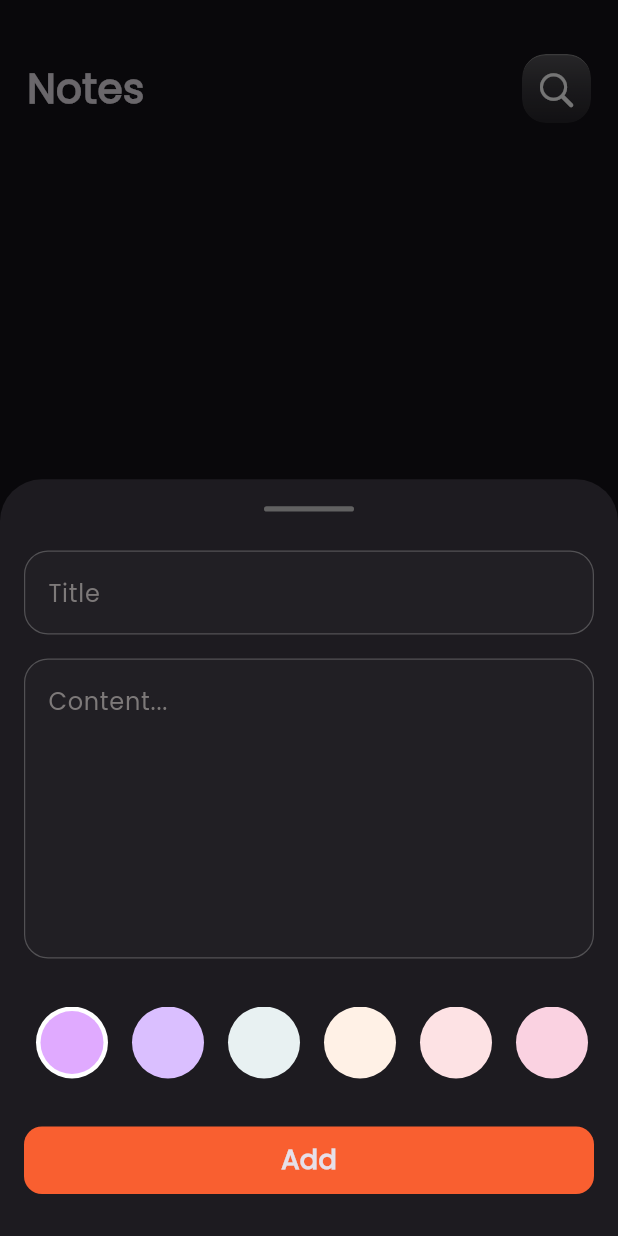
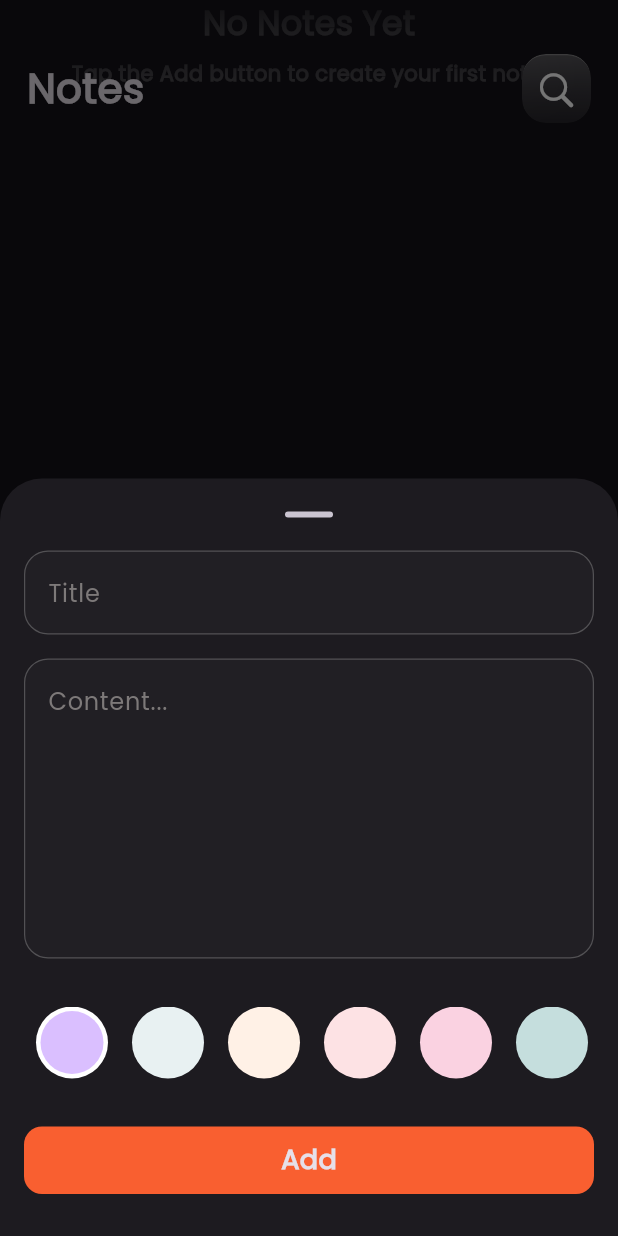
Before and after one commit to mohamedtaha910/Notely, a Flutter app: the screen it shows after launch, after a tap on the "edit note" icon, on a phone screen of 412 x 824 dp. Run offline on Flutter 3.47's test engine with Material 3 defaults, Android fonts, the phone set to English and light mode, and no system bars; our stand-ins replace bloc, flutter_bloc, hive, hive_flutter; accounts and stored records are empty.

Commit message:
change color list

```diff
--- a/lib/constants.dart
+++ b/lib/constants.dart
@@ -36,8 +36,8 @@ const List<Color> kColors = [
   // Color(0xffC77DFF), // light purple
   // Color(0xffE0AAFF), // pale lilac accent ..
   // ================================================================================
-  Color(0xffE0AAFF), // pale lilac accent ..
   Color(0xffdabfff),
+  // Color(0xffE0AAFF),
   // Color(0xff907AD6),
   Color(0xffE8F1F2), // off-white text ..
   Color(0xffFFF1E6), // cream ..
--- a/lib/cubits/notes_cubit/notes_cubit.dart
+++ b/lib/cubits/notes_cubit/notes_cubit.dart
@@ -14,7 +14,15 @@ class NotesCubit extends Cubit<NotesState> {
   void fetchAllNotes() {
     var notesBox = Hive.box<NoteModel>(kNotesBox);
 
-    notes = notesBox.values.toList();
+
+    notes = notesBox.values.toList() ;
+    // orderNotesByDate(notes!);
+      notes!.isNotEmpty ? notes!.sort((a, b) => DateTime.parse(b.date).compareTo(DateTime.parse(a.date))) : null;
+
     emit(NotesSuccess());
   }
 }
+void orderNotesByDate(List<NoteModel> notes) {
+  notes.sort((a, b) => DateTime.parse(b.date).compareTo(DateTime.parse(a.date)));
+
+}
--- a/lib/views/notes_view.dart
+++ b/lib/views/notes_view.dart
@@ -45,7 +45,8 @@ class NotesView extends StatelessWidget {
                   showModalBottomSheet(
                     isScrollControlled: true,
                     enableDrag: true,
-                    // showDragHandle: true,
+                    showDragHandle: true,
+
                     // backgroundColor: const Color.fromARGB(255, 19, 18, 18),
                     // barrierLabel: '',
                     // barrierColor: Colors.black.withAlpha(220),
--- a/lib/views/widgets/add_note_form.dart
+++ b/lib/views/widgets/add_note_form.dart
@@ -33,16 +33,16 @@ class _AddNoteFormState extends State<AddNoteForm> {
         autovalidateMode: autovalidateMode,
         child: Column(
           children: [
-            const SizedBox(height: 18),
-            Container(
-              width: 60,
-              height: 3.5,
-              decoration: BoxDecoration(
-                color: Colors.grey.shade700,
-                borderRadius: BorderRadius.circular(50),
-              ),
-            ),
-            const SizedBox(height: 26),
+            // const SizedBox(height: 18),
+            // Container(
+            //   width: 60,
+            //   height: 3.5,
+            //   decoration: BoxDecoration(
+            //     color: Colors.grey.shade700,
+            //     borderRadius: BorderRadius.circular(50),
+            //   ),
+            // ),
+            // const SizedBox(height: 26),
             CustomTextFeild(
               hint: 'Title',
               onSaved: (value) {
@@ -72,13 +72,13 @@ class _AddNoteFormState extends State<AddNoteForm> {
                       formKey.currentState!.save();
                       var currentDate = DateTime.now();
 
-                      var formatedCurrentDate = DateFormat(
-                        'MMMM d, yyyy',
-                      ).format(currentDate);
+                      // var formatedCurrentDate = DateFormat(
+                      //   'MMMM d, yyyy',
+                      // ).format(currentDate);
                       var noteModel = NoteModel(
                         title: title!,
                         subTitle: subTitle!,
-                        date: formatedCurrentDate,
+                        date: currentDate.toString(),
                         color: Colors.blueGrey.value,
                       );
                       BlocProvider.of<AddNoteCubit>(context).addNote(noteModel);
--- a/lib/views/widgets/note_item.dart
+++ b/lib/views/widgets/note_item.dart
@@ -1,5 +1,6 @@
 import 'package:flutter/material.dart';
 import 'package:flutter_bloc/flutter_bloc.dart';
+import 'package:intl/intl.dart';
 import 'package:notes_app/cubits/notes_cubit/notes_cubit.dart';
 import 'package:notes_app/models/note_model.dart';
 import 'package:notes_app/views/edit_note_view.dart';
@@ -9,6 +10,7 @@ class NoteItem extends StatelessWidget {
   final NoteModel note;
   @override
   Widget build(BuildContext context) {
+
     return GestureDetector(
       onTap: () {
         Navigator.push(
@@ -80,7 +82,9 @@ class NoteItem extends StatelessWidget {
             Padding(
               padding: const EdgeInsets.only(right: 0),
               child: Text(
-                note.date,
+                DateFormat(
+                        'MMMM d, yyyy',
+                      ).format(DateTime.parse(note.date)),
                 style: TextStyle(color: Colors.black54, fontSize: 12),
               ),
             ),
--- a/lib/views/widgets/notes_list_view.dart
+++ b/lib/views/widgets/notes_list_view.dart
@@ -26,9 +26,7 @@ class NotesListView extends StatelessWidget {
                     child: Column(
                       mainAxisAlignment: MainAxisAlignment.center,
                       children: [
-                        SizedBox(
-                          height: MediaQuery.of(context).size.height * 0.45,
-                        ),
+
                         Text(
                           'No Notes Yet',
                           style: TextStyle(
--- a/lib/views/widgets/notes_view_body.dart
+++ b/lib/views/widgets/notes_view_body.dart
@@ -72,7 +72,7 @@ class _NotesViewBodyState extends State<NotesViewBody> {
   left: 0,
   child: IgnorePointer(
     child: Container(
-      height: 120,
+      height: 125,
       decoration: BoxDecoration(
         gradient: LinearGradient(
           begin: Alignment.topCenter,
@@ -81,8 +81,8 @@ class _NotesViewBodyState extends State<NotesViewBody> {
           colors: [
             ThemeData.dark().scaffoldBackgroundColor.withAlpha(240),
             ThemeData.dark().scaffoldBackgroundColor.withAlpha(185),
-            ThemeData.dark().scaffoldBackgroundColor.withAlpha(130),
-            ThemeData.dark().scaffoldBackgroundColor.withAlpha(80),
+            ThemeData.dark().scaffoldBackgroundColor.withAlpha(135),
+            ThemeData.dark().scaffoldBackgroundColor.withAlpha(85),
             ThemeData.dark().scaffoldBackgroundColor.withAlpha(40),
             ThemeData.dark().scaffoldBackgroundColor.withAlpha(15),
             ThemeData.dark().scaffoldBackgroundColor.withAlpha(0),
```
